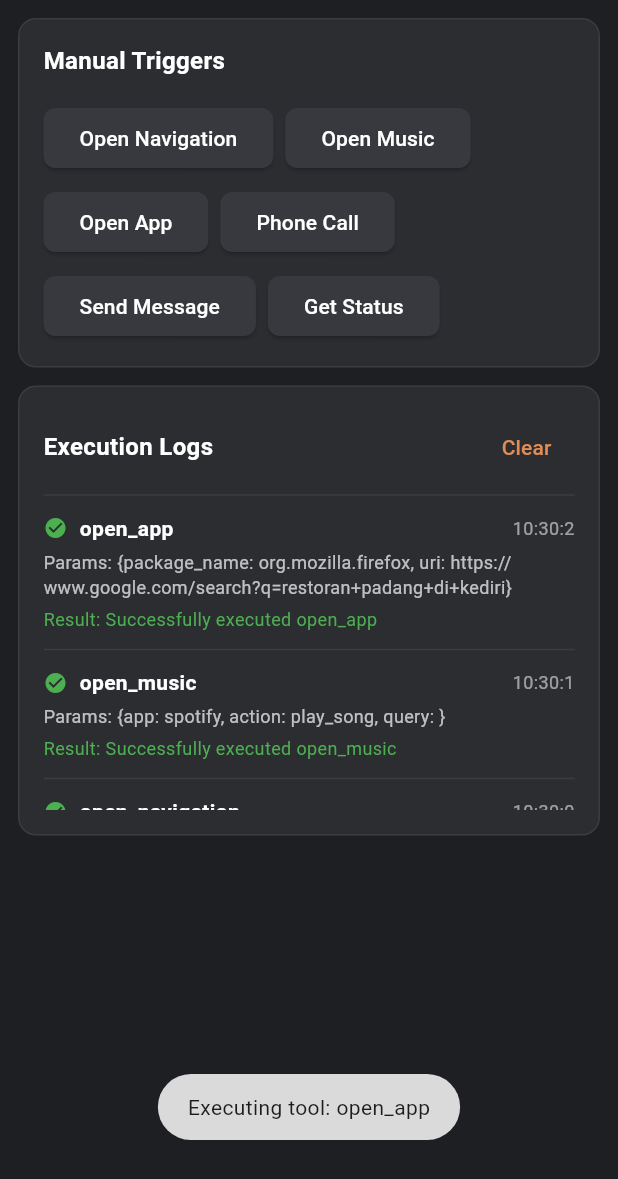
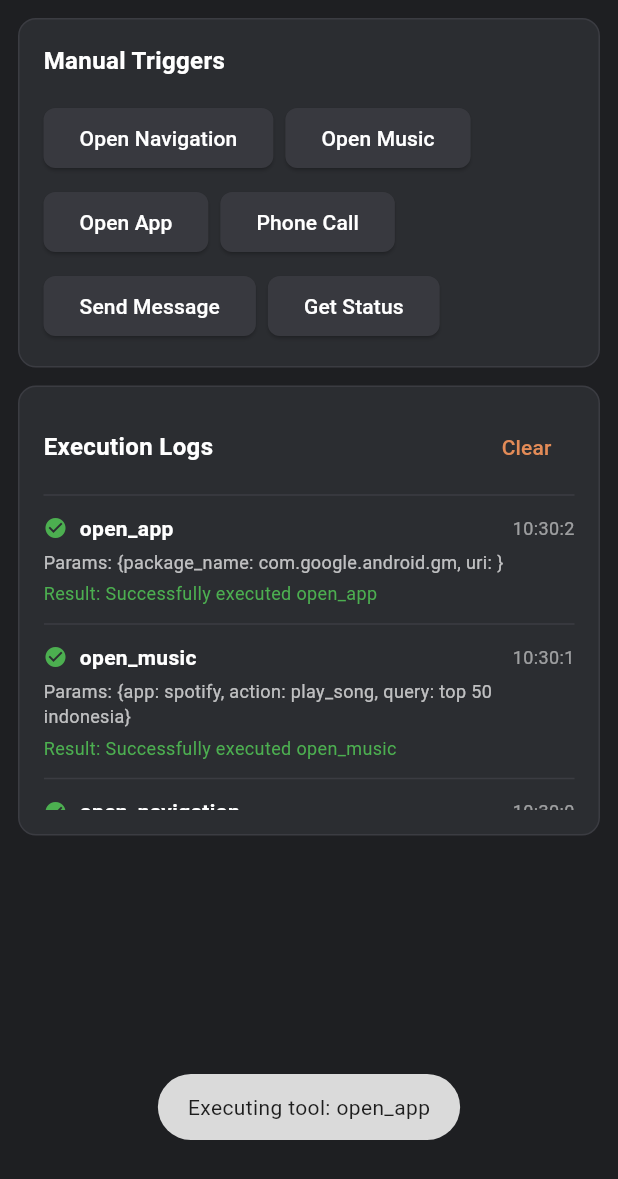
Before and after one commit to nixon42/flutter_mimo, a Flutter app: the DebugToolsPanel widget shown alone on an empty page, opened directly, after a tap on "Open Navigation", after a tap on "Open Music", after a tap on "Open App", on a phone screen of 412 x 824 dp. Shown: the top 1179 px of the screen. Run offline on Flutter 3.47's test engine with Material 3 defaults, Android fonts, the phone set to English and light mode, and no system bars; our stand-ins replace fluttertoast, permission_handler, shared_preferences; missing offline and left inert: android_intent_plus, flutter_foreground_task, mqtt_client; accounts and stored records are empty.

Commit message:
test(flutter): update open_app debug button to launch gmail

```diff
--- a/lib/presentation/ui/widgets/debug_tools_panel.dart
+++ b/lib/presentation/ui/widgets/debug_tools_panel.dart
@@ -58,12 +58,12 @@ class DebugToolsPanel extends StatelessWidget {
                 state.triggerTool('open_navigation', {'destination': 'Monas, Jakarta', 'app': 'google_maps'});
               }),
               _buildToolButton('Open Music', () {
-                state.triggerTool('open_music', {'app': 'spotify', 'action': 'play_song', 'query': ''});
+                state.triggerTool('open_music', {'app': 'spotify', 'action': 'play_song', 'query': 'top 50 indonesia'});
               }),
               _buildToolButton('Open App', () {
                 state.triggerTool('open_app', {
-                  'package_name': 'org.mozilla.firefox',
-                  'uri': 'https://www.google.com/search?q=restoran+padang+di+kediri'
+                  'package_name': 'com.google.android.gm',
+                  'uri': ''
                 });
               }),
               _buildToolButton('Phone Call', () {
```
